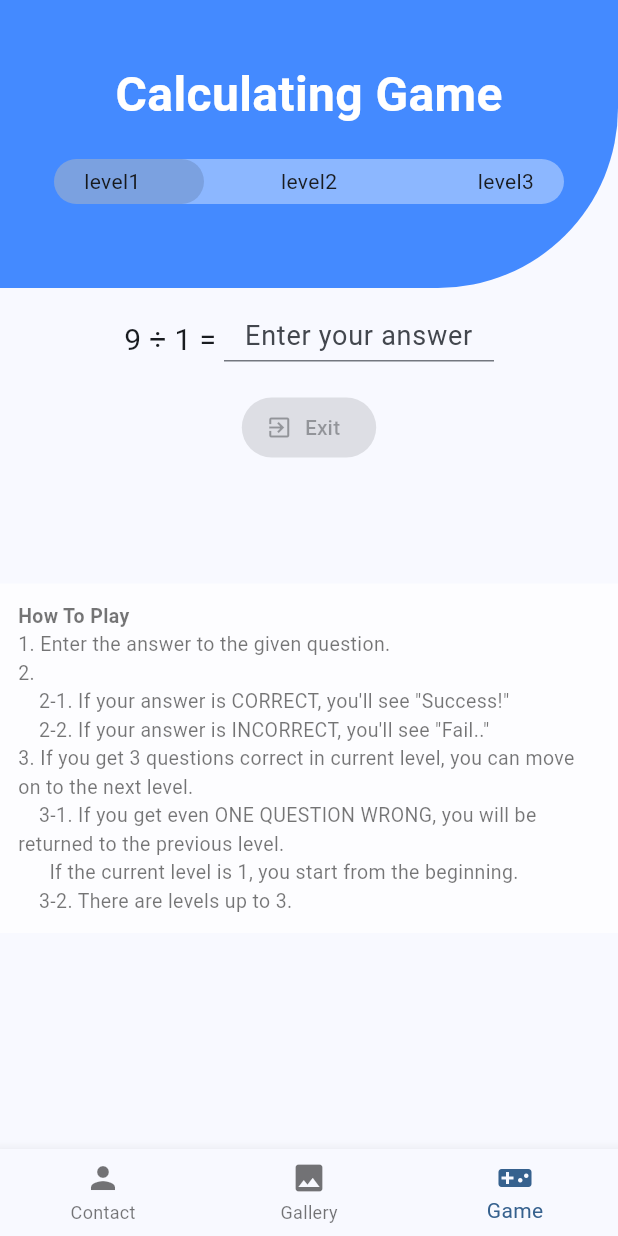
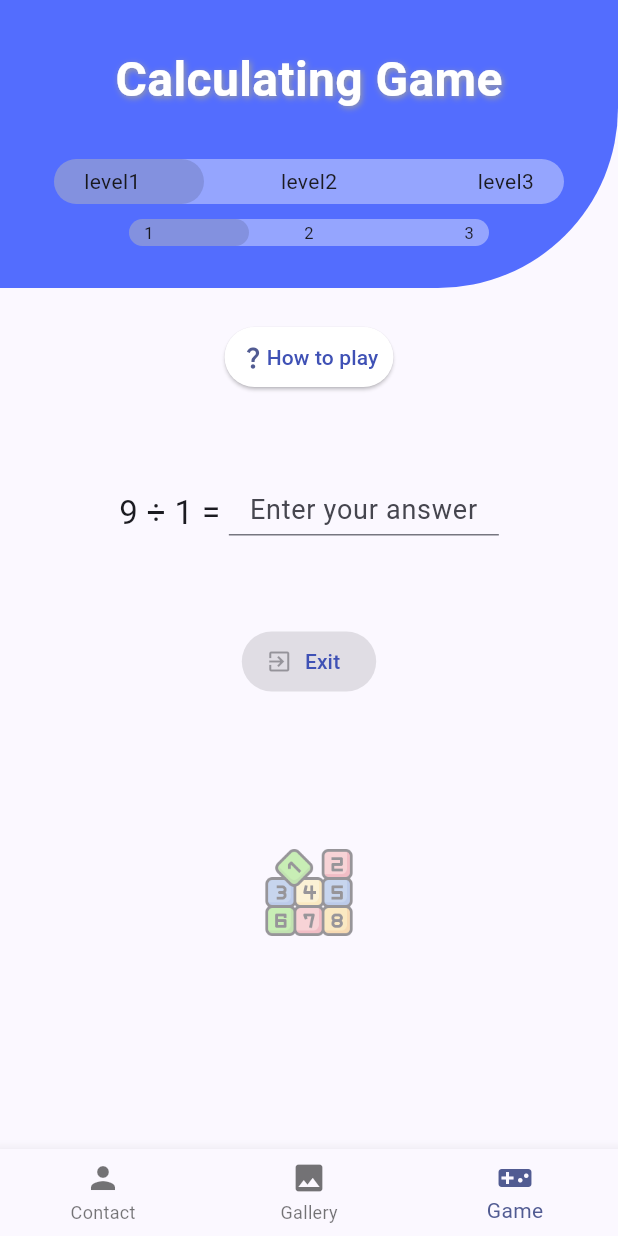
Before and after one commit to siesdart/madcamp-week1, a Flutter app: the screen it shows after launch, item 3 of the bottom bar chosen, on a phone screen of 412 x 824 dp. Run offline on Flutter 3.47's test engine with Material 3 defaults, Android fonts, the phone set to English and light mode, and no system bars; our stand-ins replace dio, fluttertoast, google_fonts; network calls fail.

Commit message:
1/2 commit2

```diff
--- a/lib/main.dart
+++ b/lib/main.dart
@@ -24,8 +24,8 @@ class MyApp extends StatelessWidget {
 
   ThemeData _buildThemeData() {
     final base = ThemeData(
-      colorScheme: ColorScheme.fromSeed(seedColor: Colors.blue),
-      appBarTheme: const AppBarTheme(color: Colors.blueAccent),
+      colorScheme: ColorScheme.fromSeed(seedColor: Colors.indigoAccent),
+      appBarTheme: const AppBarTheme(color: Colors.indigoAccent),
       bottomNavigationBarTheme: const BottomNavigationBarThemeData(
         type: BottomNavigationBarType.fixed,
       ),
--- a/lib/screens/contact_detail_screen.dart
+++ b/lib/screens/contact_detail_screen.dart
@@ -32,7 +32,7 @@ class ContactDetailScreen extends StatelessWidget {
               borderRadius: BorderRadius.only(
                 bottomRight: Radius.circular(120),
               ),
-              color: Colors.blueAccent,
+              color: Colors.indigoAccent,
             ),
             child: Stack(
               alignment: Alignment.center,
--- a/lib/screens/contact_screen.dart
+++ b/lib/screens/contact_screen.dart
@@ -31,7 +31,7 @@ class ContactScreen extends StatelessWidget {
                 borderRadius: BorderRadius.only(
                   bottomRight: Radius.circular(120),
                 ),
-                color: Colors.blueAccent,
+                color: Colors.indigoAccent,
               ),
               child: const Center(
                 child: Text(
--- a/lib/screens/gallery_detail_screen.dart
+++ b/lib/screens/gallery_detail_screen.dart
@@ -28,7 +28,7 @@ class GalleryDetailScreen extends StatelessWidget {
                   borderRadius: BorderRadius.only(
                     bottomRight: Radius.circular(120),
                   ),
-                  color: Colors.blueAccent,
+                  color: Colors.indigoAccent,
                 ),
                 child: Stack(
                   alignment: Alignment.center,
--- a/lib/screens/gallery_screen.dart
+++ b/lib/screens/gallery_screen.dart
@@ -26,7 +26,7 @@ class _GalleryScreenState extends State<GalleryScreen> {
                 borderRadius: BorderRadius.only(
                   bottomRight: Radius.circular(120),
                 ),
-                color: Colors.blueAccent,
+                color: Colors.indigoAccent,
               ),
             ),
           ),
@@ -78,7 +78,7 @@ class _GalleryScreenState extends State<GalleryScreen> {
                 borderRadius: BorderRadius.only(
                   topLeft: Radius.circular(120),
                 ),
-                color: Colors.blueAccent,
+                color: Colors.indigoAccent,
               ),
             ),
           ),
@@ -95,7 +95,7 @@ class _GalleryScreenState extends State<GalleryScreen> {
                   style: TextStyle(
                     fontSize: 32,
                     fontWeight: FontWeight.bold,
-                    color: Colors.blueAccent,
+                    color: Colors.indigoAccent,
                   ),
                 ),
                 const SizedBox(height: 8),
--- a/lib/screens/game_screen.dart
+++ b/lib/screens/game_screen.dart
@@ -6,6 +6,7 @@ import 'package:flutter/material.dart';
 import 'package:fluttertoast/fluttertoast.dart';
 import 'package:madcamp_week1/models/game_result.dart';
 import 'package:madcamp_week1/screens/game_result_screen.dart';
+import 'package:madcamp_week1/screens/game_instruction_screen.dart';
 
 class GameScreen extends StatefulWidget {
   const GameScreen({super.key});
@@ -88,7 +89,7 @@ class _GameScreenState extends State<GameScreen> {
               borderRadius: BorderRadius.only(
                 bottomRight: Radius.circular(120),
               ),
-              color: Colors.blueAccent,
+              color: Colors.indigoAccent,
             ),
           ),
         ),
@@ -96,7 +97,7 @@ class _GameScreenState extends State<GameScreen> {
           child: SingleChildScrollView(
             child: Column(
               children: [
-                const SizedBox(height: 10),
+                //const SizedBox(height: 10),
                 Column(
                   mainAxisAlignment: MainAxisAlignment.center,
                   children: [
@@ -107,9 +108,16 @@ class _GameScreenState extends State<GameScreen> {
                         fontWeight: FontWeight.bold,
                         fontSize: 32,
                         color: Colors.white,
+                        shadows: [
+                          Shadow(
+                            blurRadius: 5.0,
+                            color: Colors.grey,
+                            offset: Offset(1.0, 1.0),
+                          ),
+                        ],
                       ),
                     ),
-                    const SizedBox(height: 20),
+                    const SizedBox(height: 30),
                     Container(
                       width: 400,
                       height: 40,
@@ -185,13 +193,116 @@ class _GameScreenState extends State<GameScreen> {
                         ),
                       ),
                     ),
-                    // Text(
-                    //   'Current level: $_level',
-                    //   style: const TextStyle(
-                    //     fontSize: 16,
-                    //     color: Colors.black54,
-                    //   ),
-                    // ),
+                    Container(
+                      width: 300,
+                      height: 18,
+                      color: Colors.transparent,
+                      alignment: Alignment.center,
+                      child: Scaffold(
+                        backgroundColor: Colors.transparent,
+                        body: Stack(
+                          children: [
+                            Positioned(
+                              left: 30,
+                              right: 30,
+                              child: Container(
+                                padding: const EdgeInsets.only(
+                                  left: 10,
+                                  right: 10,
+                                ),
+                                width: 300,
+                                height: 18,
+                                decoration: const BoxDecoration(
+                                  borderRadius:
+                                  BorderRadius.all(Radius.circular(30)),
+                                  color: Colors.white38,
+                                ),
+                                child: const Row(
+                                  mainAxisAlignment:
+                                  MainAxisAlignment.spaceBetween,
+                                  children: [
+                                    Text(
+                                      '1',
+                                      style: TextStyle(
+                                        //fontWeight: FontWeight.bold,
+                                        fontSize: 11
+                                      ),
+                                      textAlign: TextAlign.center,
+                                    ),
+                                    Text(
+                                      '2',
+                                      style: TextStyle(
+                                        //fontWeight: FontWeight.bold,
+                                          fontSize: 11
+                                      ),
+                                      textAlign: TextAlign.center,
+                                    ),
+                                    Text(
+                                      '3',
+                                      style: TextStyle(
+                                        //fontWeight: FontWeight.bold,
+                                          fontSize: 11
+                                      ),
+                                      textAlign: TextAlign.center,
+                                    ),
+                                  ],
+                                ),
+                              ),
+                            ),
+                            AnimatedPositioned(
+                              top: 0,
+                              left: (_cntInLevel == 0)
+                                  ? 30
+                                  : (_cntInLevel == 1)
+                                  ? 110
+                                  : (_cntInLevel == 2)
+                                  ? 190
+                                  : 0,
+                              duration: const Duration(seconds: 2),
+                              curve: Curves.ease,
+                              child: Container(
+                                width: 80,
+                                height: 18,
+                                decoration: const BoxDecoration(
+                                  borderRadius:
+                                  BorderRadius.all(Radius.circular(30)),
+                                  color: Colors.black12,
+                                ),
+                              ),
+                            ),
+                          ],
+                        ),
+                      ),
+                    ),
+                    const SizedBox(height: 50,),
+                    ElevatedButton(
+                        onPressed: (){
+                          Navigator.push(context, MaterialPageRoute(
+                            builder: (context) => GameInst(),
+                          ),);
+                          GameInst();
+                        },
+                        style: ButtonStyle(
+                          backgroundColor: MaterialStateProperty.all(Colors.white),
+                          padding: MaterialStateProperty.all<EdgeInsets>(
+                            const EdgeInsets.symmetric(horizontal: 10, vertical : 0,)
+                          ),
+                        ),
+                        child:
+                            const Row(
+                              mainAxisSize: MainAxisSize.min,
+                              mainAxisAlignment: MainAxisAlignment.center,
+                              children: [
+                                Icon(Icons.question_mark),
+                                Text(
+                                  'How to play',
+                                  style: TextStyle(
+                                    color: Colors.indigo,
+                                  ),
+                                ),
+                              ],
+                            ),
+                    ),
                     const SizedBox(height: 60),
                     Row(
                       mainAxisAlignment: MainAxisAlignment.center,
@@ -199,7 +310,9 @@ class _GameScreenState extends State<GameScreen> {
                       children: [
                         Text(
                           '$operand1 $operator $operand2 = ',
-                          style: const TextStyle(fontSize: 20),
+                          style: const TextStyle(
+                              fontSize: 22,
+                          ),
                         ),
                         SizedBox(
                           width: 180,
@@ -232,57 +345,26 @@ class _GameScreenState extends State<GameScreen> {
                         ),
                       ],
                     ),
-                    const SizedBox(height: 20),
+                    const SizedBox(height: 60),
                     ElevatedButton.icon(
                       onPressed: _gameResults.isEmpty
                           ? null
                           : () => setState(() => _isExited = true),
                       icon: const Icon(Icons.exit_to_app),
-                      label: const Text('Exit'),
-                    ),
-                    const SizedBox(height: 80),
-                    Container(
-                      decoration: const BoxDecoration(
-                        color: Colors.white70,
-                      ),
-                      padding: const EdgeInsets.all(12),
-                      child: const Text.rich(
-                        TextSpan(
-                          style: TextStyle(
-                            fontSize: 13,
-                            color: Colors.black54,
-                          ),
-                          children: [
-                            TextSpan(
-                              text: 'How To Play\n',
-                              style: TextStyle(fontWeight: FontWeight.bold),
-                            ),
-                            TextSpan(
-                              text:
-                                  '1. Enter the answer to the given question.\n',
-                            ),
-                            TextSpan(
-                              text:
-                                  '2.\n    2-1. If your answer is CORRECT, you\'ll see "Success!"\n',
-                            ),
-                            TextSpan(
-                              text:
-                                  '    2-2. If your answer is INCORRECT, you\'ll see "Fail.."\n',
-                            ),
-                            TextSpan(
-                              text:
-                                  '3. If you get 3 questions correct in current level, you can move on to the next level.\n',
-                            ),
-                            TextSpan(
-                              text:
-                                  '    3-1. If you get even ONE QUESTION WRONG, you will be returned to the previous level.\n      If the current level is 1, you start from the beginning.\n',
-                            ),
-                            TextSpan(
-                              text: '    3-2. There are levels up to 3.',
-                            ),
-                          ],
+                      label: const Text(
+                          'Exit',
+                        style: TextStyle(
+                          color: Colors.indigo,
                         ),
                       ),
+                    ),
+                    const SizedBox(height: 100),
+                    Image.asset(
+                      'images/game_bg.png',
+                      width: 60,
+                      height: 60,
+                      color: const Color.fromRGBO(255, 255, 255, 0.4),
+                      colorBlendMode: BlendMode.modulate,
                     ),
                   ],
                 ),
--- a/pubspec.yaml
+++ b/pubspec.yaml
@@ -25,7 +25,6 @@ dev_dependencies:
 flutter:
   uses-material-design: true
   assets:
-    - images/game_background1.jpg
     - images/game_fail.png
     - images/game_success.png
     - images/1.jpeg
@@ -48,3 +47,4 @@ flutter:
     - images/18.jpeg
     - images/19.jpeg
     - images/20.jpeg
+    - images/game_bg.png
```
Also changed, not shown: lib/screens/game_instruction_screen.dart (added, +110 -0 lines), images/game_background1.jpg (deleted), images/game_bg.png (added).
